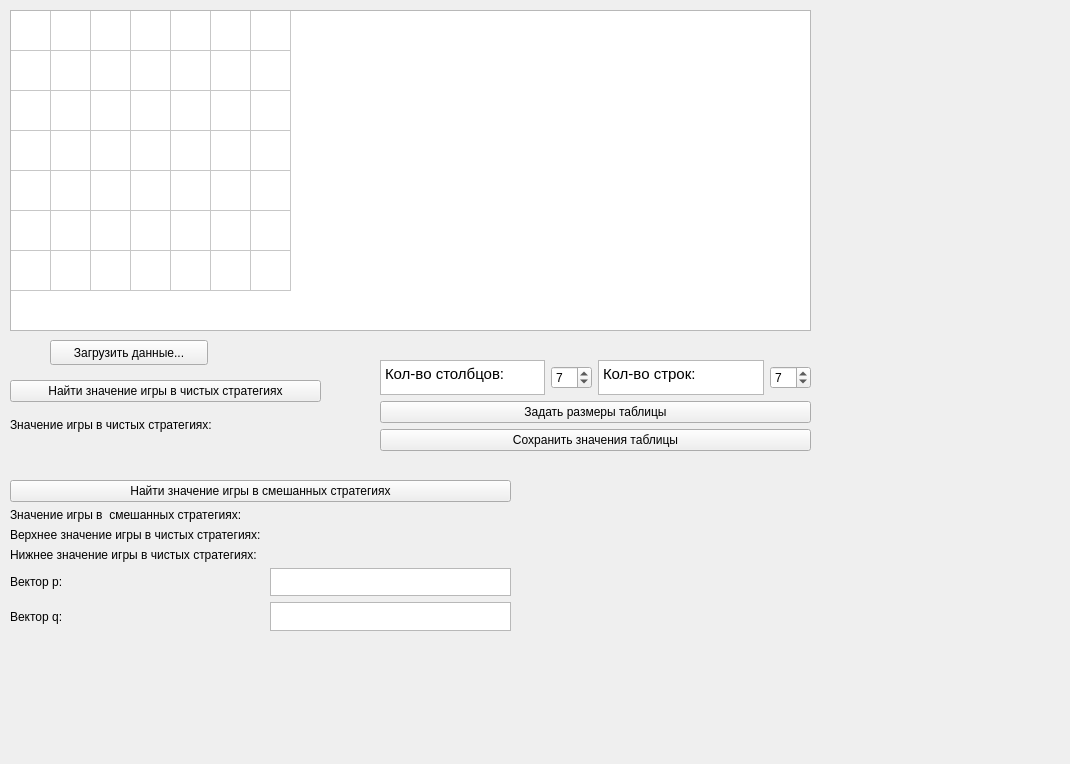
This is app.ui in lizatish/GameTheory as Qt 5 draws it before an edit. The edited form follows.
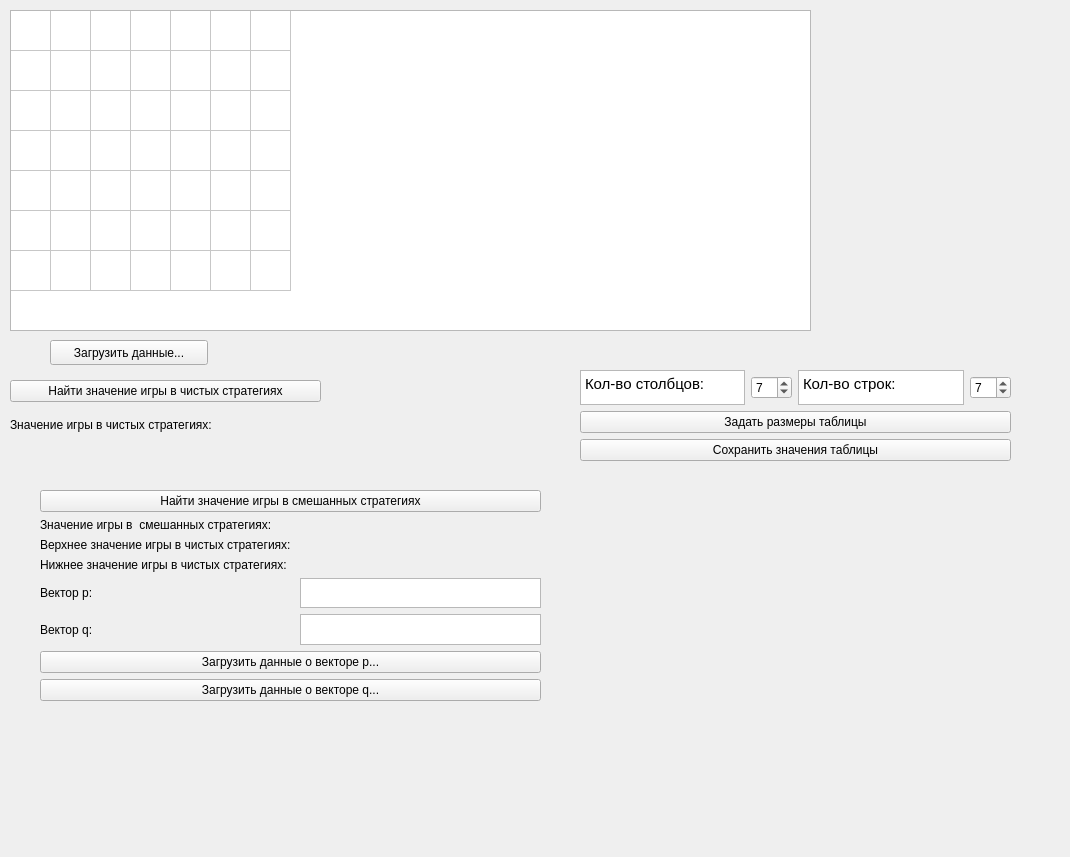
This is the edited form.

Commit message: Добавление загрузки коэффициентов p и q

The edit to the form file:
```diff
--- a/app.ui
+++ b/app.ui
@@ -10,7 +10,7 @@
     <x>0</x>
     <y>0</y>
     <width>1070</width>
-    <height>764</height>
+    <height>857</height>
    </rect>
   </property>
   <property name="sizePolicy">
@@ -129,13 +129,16 @@
   <widget class="QWidget" name="gridLayoutWidget_4">
    <property name="geometry">
     <rect>
-     <x>380</x>
-     <y>360</y>
+     <x>580</x>
+     <y>370</y>
      <width>431</width>
      <height>91</height>
     </rect>
    </property>
    <layout class="QGridLayout" name="gridLayout_4">
+    <property name="sizeConstraint">
+     <enum>QLayout::SetMaximumSize</enum>
+    </property>
     <item row="2" column="0">
      <widget class="QPushButton" name="saveTableValuesButton">
       <property name="text">
@@ -201,13 +204,16 @@
   <widget class="QWidget" name="gridLayoutWidget_5">
    <property name="geometry">
     <rect>
-     <x>10</x>
-     <y>480</y>
+     <x>40</x>
+     <y>490</y>
      <width>501</width>
-     <height>151</height>
+     <height>211</height>
     </rect>
    </property>
    <layout class="QGridLayout" name="gridLayout_5">
+    <property name="sizeConstraint">
+     <enum>QLayout::SetMaximumSize</enum>
+    </property>
     <item row="0" column="0">
      <widget class="QPushButton" name="getWinMixedStrategyVal">
       <property name="text">
@@ -215,6 +221,13 @@
       </property>
      </widget>
     </item>
+    <item row="2" column="0">
+     <widget class="QPushButton" name="loadDataVectorP">
+      <property name="text">
+       <string>Загрузить данные о векторе p...</string>
+      </property>
+     </widget>
+    </item>
     <item row="1" column="0">
      <layout class="QGridLayout" name="gridLayout_6">
       <item row="4" column="1">
@@ -281,6 +294,13 @@
       </item>
      </layout>
     </item>
+    <item row="3" column="0">
+     <widget class="QPushButton" name="loadDataVectorQ">
+      <property name="text">
+       <string>Загрузить данные о векторе q...</string>
+      </property>
+     </widget>
+    </item>
    </layout>
   </widget>
  </widget>
```
Left out of the diff: 46 changed lines with no effect on the pictures. The commit also changes 2 other files.
